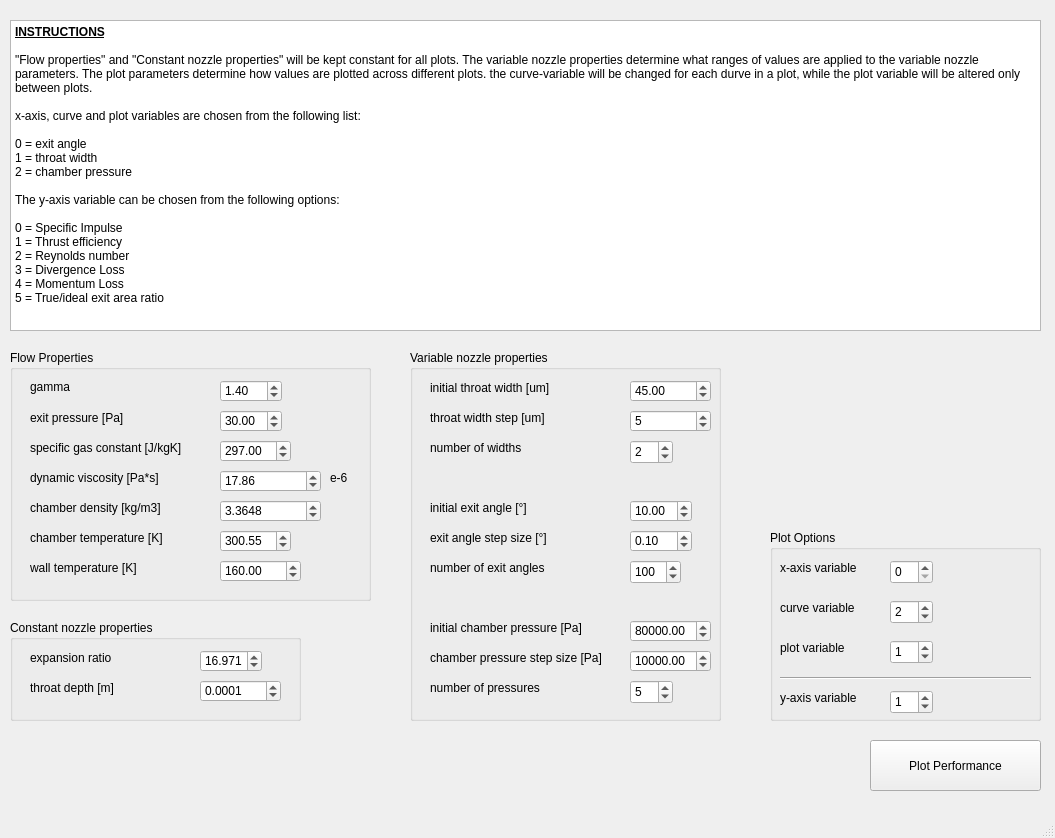
Old version of the form microprop.ui in the repository ArthurThiam/Micropropulsion-Nozzle-Performance.
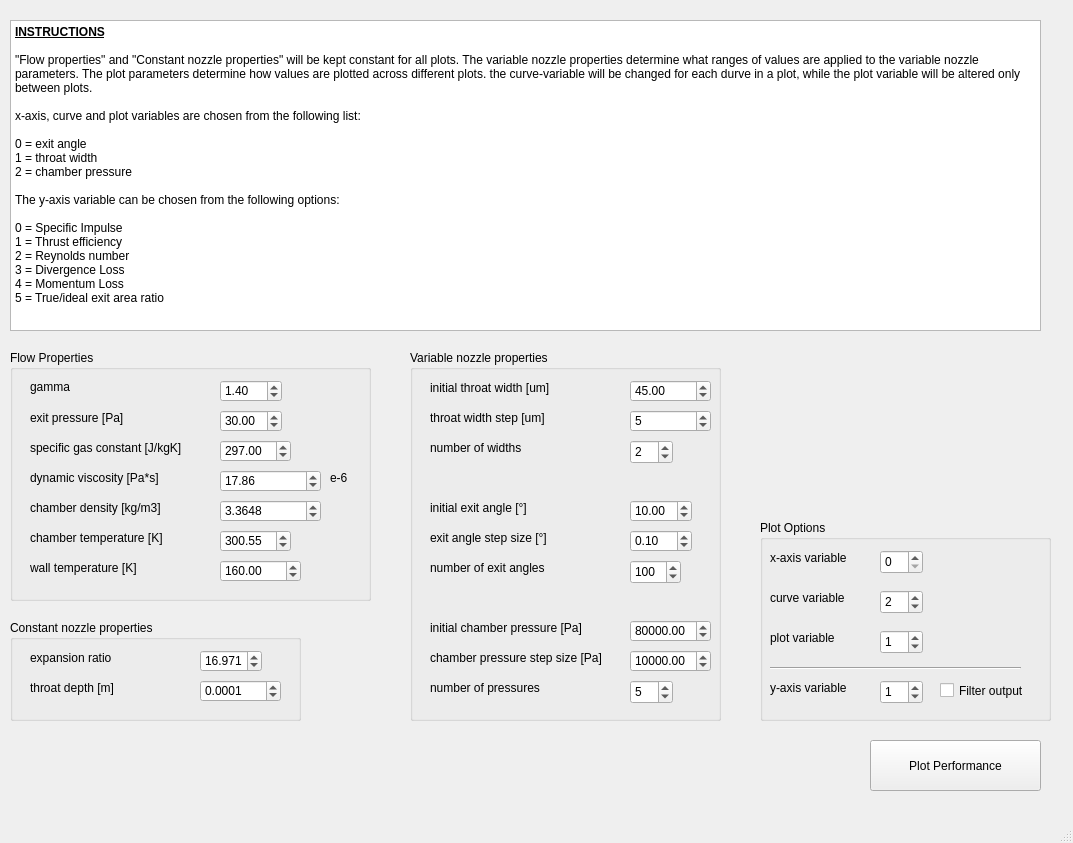
New version of the form.

Commit message: Added filter option to GUI

Patch:
```diff
--- a/microprop.ui
+++ b/microprop.ui
@@ -6,8 +6,8 @@
    <rect>
     <x>0</x>
     <y>0</y>
-    <width>1055</width>
-    <height>838</height>
+    <width>1073</width>
+    <height>843</height>
    </rect>
   </property>
   <property name="windowTitle">
@@ -595,10 +595,10 @@
    <widget class="QGroupBox" name="groupBox_4">
     <property name="geometry">
      <rect>
-      <x>770</x>
-      <y>530</y>
-      <width>271</width>
-      <height>191</height>
+      <x>760</x>
+      <y>520</y>
+      <width>291</width>
+      <height>201</height>
      </rect>
     </property>
     <property name="title">
@@ -727,6 +727,19 @@
       <enum>Qt::Horizontal</enum>
      </property>
     </widget>
+    <widget class="QCheckBox" name="filter_bool">
+     <property name="geometry">
+      <rect>
+       <x>180</x>
+       <y>160</y>
+       <width>101</width>
+       <height>21</height>
+      </rect>
+     </property>
+     <property name="text">
+      <string>Filter output</string>
+     </property>
+    </widget>
    </widget>
    <widget class="QTextBrowser" name="textBrowser">
     <property name="geometry">
```
Left out of the diff: 2 changed lines with no effect on the pictures. The commit also changes 2 other files.
